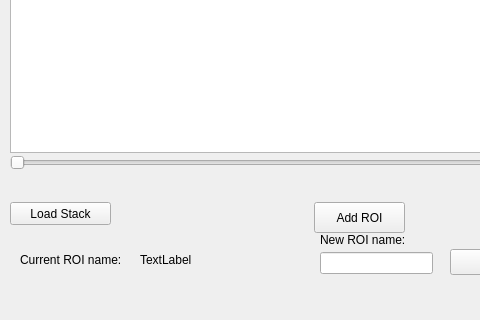
Old version of the form region_selector.ui in the repository haesemeyer/RegionSelector; both pictures show x 0 to 480 and y 418 to 738 of the 1286 by 738 pixel window.
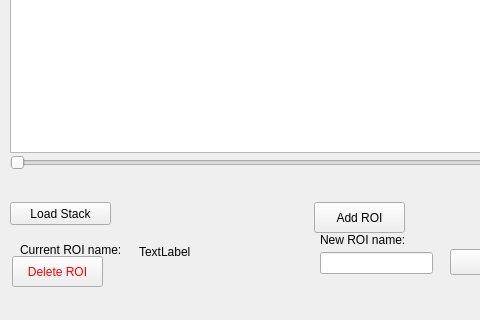
New version of the form. Custom widgets are drawn as their Qt base class.

Commit message: Added deletion of current ROI. Put default ROI selection (after plane change or deletion) into its own method

What changed in the file:
```diff
--- a/region_selector.ui
+++ b/region_selector.ui
@@ -64,7 +64,7 @@
     <property name="geometry">
      <rect>
       <x>20</x>
-      <y>670</y>
+      <y>660</y>
       <width>121</width>
       <height>16</height>
      </rect>
@@ -76,8 +76,8 @@
    <widget class="QLabel" name="lblROIName">
     <property name="geometry">
      <rect>
-      <x>140</x>
-      <y>670</y>
+      <x>139</x>
+      <y>662</y>
       <width>91</width>
       <height>16</height>
      </rect>
@@ -154,6 +154,56 @@
      <set>Qt::AlignRight|Qt::AlignTrailing|Qt::AlignVCenter</set>
     </property>
    </widget>
+   <widget class="QPushButton" name="btnDelROI">
+    <property name="geometry">
+     <rect>
+      <x>12</x>
+      <y>674</y>
+      <width>91</width>
+      <height>31</height>
+     </rect>
+    </property>
+    <property name="palette">
+     <palette>
+      <active>
+       <colorrole role="ButtonText">
+        <brush brushstyle="SolidPattern">
+         <color alpha="255">
+          <red>255</red>
+          <green>0</green>
+          <blue>0</blue>
+         </color>
+        </brush>
+       </colorrole>
+      </active>
+      <inactive>
+       <colorrole role="ButtonText">
+        <brush brushstyle="SolidPattern">
+         <color alpha="255">
+          <red>255</red>
+          <green>0</green>
+          <blue>0</blue>
+         </color>
+        </brush>
+       </colorrole>
+      </inactive>
+      <disabled>
+       <colorrole role="ButtonText">
+        <brush brushstyle="SolidPattern">
+         <color alpha="255">
+          <red>106</red>
+          <green>104</green>
+          <blue>100</blue>
+         </color>
+        </brush>
+       </colorrole>
+      </disabled>
+     </palette>
+    </property>
+    <property name="text">
+     <string>Delete ROI</string>
+    </property>
+   </widget>
   </widget>
   <widget class="QMenuBar" name="menubar">
    <property name="geometry">
```
The commit also changes 2 other files.
